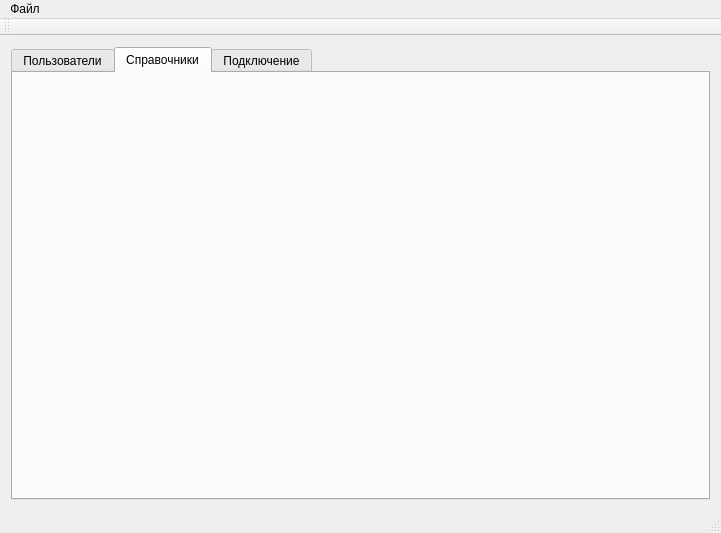
Before: the Qt Designer form dataBaseFirebird/mainwindow.ui in Evgeniykull/DataBase, drawn with Qt 5.
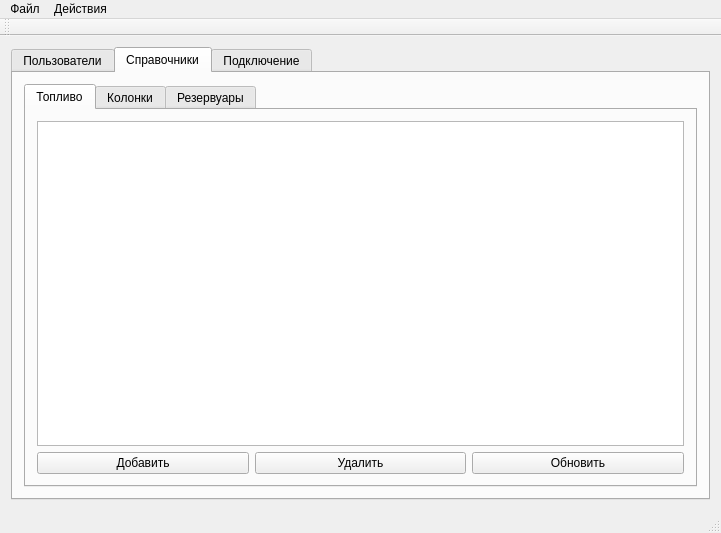
After: the same form once the commit is applied. The open tabs and pages were chosen to show the change.

Diff of the .ui file:
```diff
--- a/dataBaseFirebird/mainwindow.ui
+++ b/dataBaseFirebird/mainwindow.ui
@@ -51,6 +51,56 @@
        <attribute name="title">
         <string>Справочники</string>
        </attribute>
+       <layout class="QGridLayout" name="gridLayout_4">
+        <item row="0" column="0">
+         <widget class="QTabWidget" name="tabWidget_2">
+          <property name="currentIndex">
+           <number>0</number>
+          </property>
+          <widget class="QWidget" name="tabFuel">
+           <attribute name="title">
+            <string>Топливо</string>
+           </attribute>
+           <layout class="QGridLayout" name="gridLayout_5">
+            <item row="0" column="0" colspan="3">
+             <widget class="QTableView" name="tableFuel"/>
+            </item>
+            <item row="1" column="0">
+             <widget class="QPushButton" name="pbAddFuel">
+              <property name="text">
+               <string>Добавить</string>
+              </property>
+             </widget>
+            </item>
+            <item row="1" column="1">
+             <widget class="QPushButton" name="pbDeleteFuel">
+              <property name="text">
+               <string>Удалить</string>
+              </property>
+             </widget>
+            </item>
+            <item row="1" column="2">
+             <widget class="QPushButton" name="pbUpdateFuel">
+              <property name="text">
+               <string>Обновить</string>
+              </property>
+             </widget>
+            </item>
+           </layout>
+          </widget>
+          <widget class="QWidget" name="tabCol">
+           <attribute name="title">
+            <string>Колонки</string>
+           </attribute>
+          </widget>
+          <widget class="QWidget" name="tabRez">
+           <attribute name="title">
+            <string>Резервуары</string>
+           </attribute>
+          </widget>
+         </widget>
+        </item>
+       </layout>
       </widget>
       <widget class="QWidget" name="tabConnect">
        <attribute name="title">
@@ -143,7 +193,15 @@
     </property>
     <addaction name="actExit"/>
    </widget>
+   <widget class="QMenu" name="menuAction">
+    <property name="title">
+     <string>Действия</string>
+    </property>
+    <addaction name="actSave"/>
+    <addaction name="actionf"/>
+   </widget>
    <addaction name="menuFile"/>
+   <addaction name="menuAction"/>
   </widget>
   <widget class="QToolBar" name="mainToolBar">
    <attribute name="toolBarArea">
```
Left out of the diff: 107 changed lines with no effect on the pictures.
